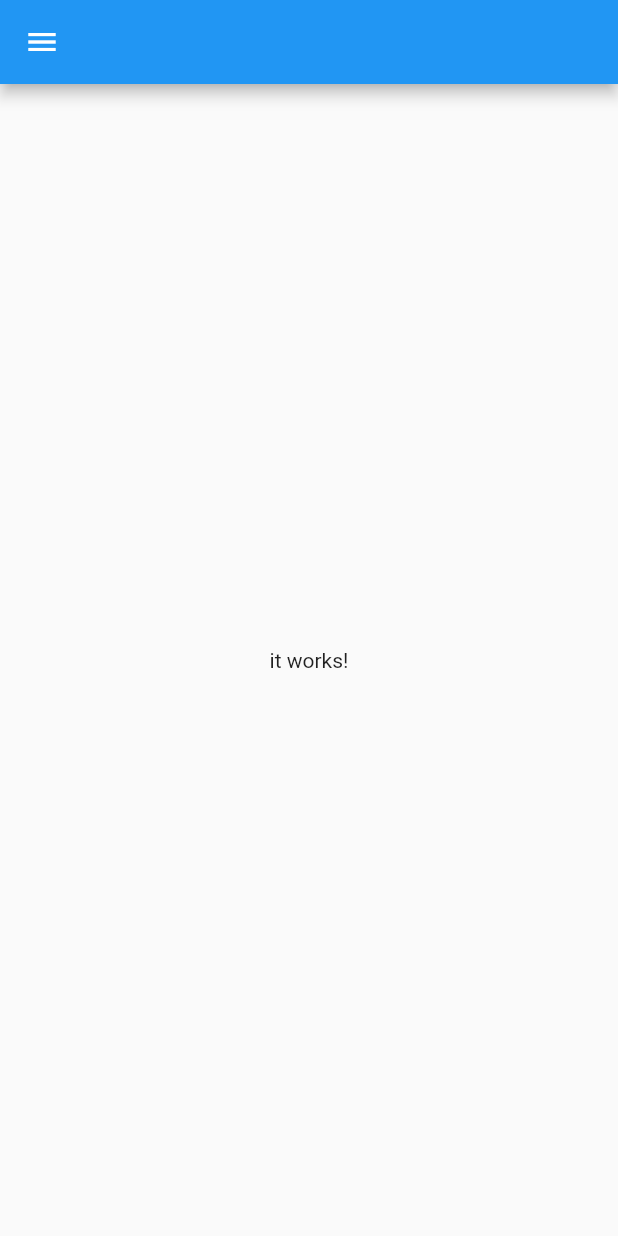
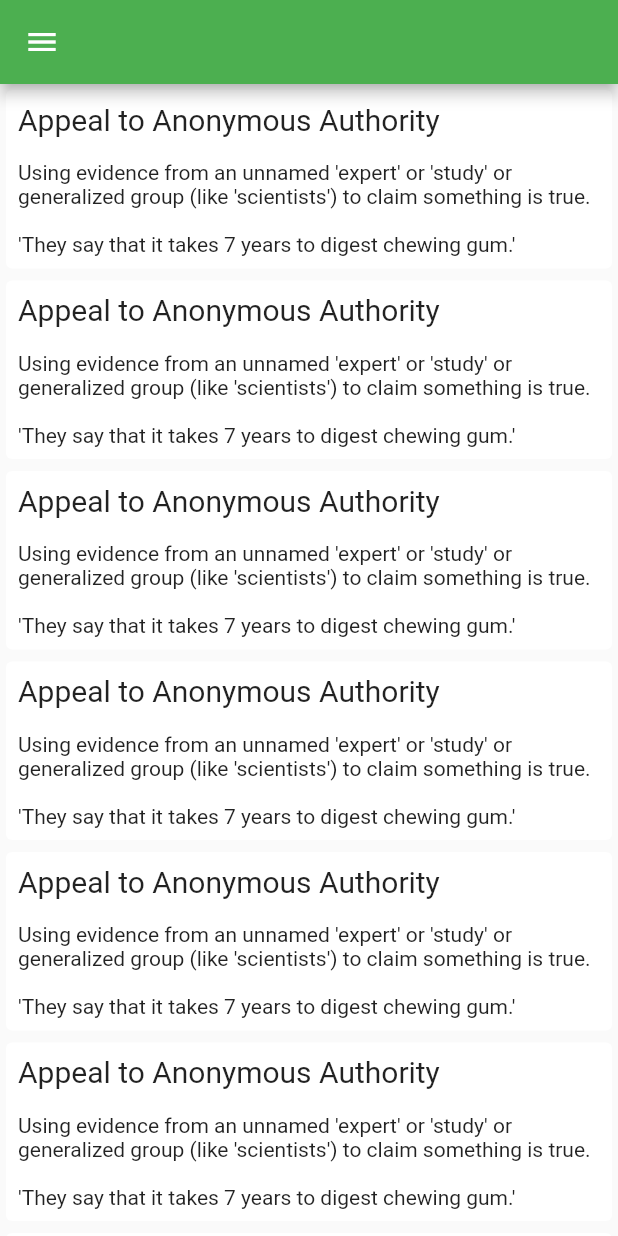
Before and after one commit to LukeStonehm/LogicalDefence, a Flutter app: the screen it shows after launch, on a phone screen of 412 x 824 dp. Run offline on Flutter 3.47's test engine with Material 2 defaults, Android fonts, the phone set to English and light mode, and no system bars; our stand-ins replace get.

Commit message:
* base setup of a card widget

```diff
--- a/lib/main.dart
+++ b/lib/main.dart
@@ -31,15 +31,18 @@
   Widget build(BuildContext context) {
     return GetMaterialApp(
       title: 'Logical Defence',
-        themeMode: ThemeMode.dark,
       translations: AppTranslations(),
       locale: locale,
       initialRoute: "/",
       getPages: AppRoutes.routes,
       // todo sort out theme
-        theme: ThemeData(
-            // colorScheme: const ColorScheme.dark(
-            //   primary: Colors.white,
+      themeMode: ThemeMode.system,
+      theme: ThemeData.light().copyWith(
+          primaryColor: Colors.green,
+          colorScheme: const ColorScheme.light()
+              .copyWith(primary: Colors.green, secondary: Colors.white)
+          // colorScheme: const ColorScheme.light().copyWith(
+          //   primary: Colors.green,
           //   secondary: Colors.white,
           // ),
           // primaryIconTheme: IconTheme.of(context).copyWith(color: Colors.white),
@@ -64,6 +67,11 @@
           //     const TextSelectionThemeData(cursorColor: Colors.white),
           // textTheme: const TextTheme(subtitle1: TextStyle(color: Colors.white)),
           // scaffoldBackgroundColor: const Color.fromRGBO(34, 37, 43, 1)
-            ));
+          ),
+      darkTheme: ThemeData.dark().copyWith(
+          primaryColor: Colors.green,
+          colorScheme: const ColorScheme.dark()
+              .copyWith(primary: Colors.green, secondary: Colors.white)),
+    );
   }
 }
--- a/lib/pages/home.page.dart
+++ b/lib/pages/home.page.dart
@@ -1,4 +1,5 @@
 import 'package:flutter/material.dart';
+import 'package:logical_defence/widgets/widgets.dart';
 
 class HomePage extends StatelessWidget {
   const HomePage({Key? key}) : super(key: key);
@@ -6,11 +7,68 @@ class HomePage extends StatelessWidget {
   @override
   Widget build(BuildContext context) {
     return Scaffold(
-      appBar: AppBar(
+      appBar: AppBar(),
+      drawer: Text('test'),
+      body: ListView(
+        /*
+        Appeal to Anonymous Authority
 
+Using evidence from an unnamed 'expert' or 'study' or generalized group (like 'scientists') to claim something is true.
+
+'They say that it takes 7 years to digest chewing gum.'
+
+Shared From Logical Defence Application
+         */
+        children: const [
+          FallacyCard(
+              header: 'Appeal to Anonymous Authority',
+              body:
+                  "Using evidence from an unnamed 'expert' or 'study' or generalized group (like 'scientists') to claim something is true.",
+              example:
+                  "'They say that it takes 7 years to digest chewing gum.'"),
+          FallacyCard(
+              header: 'Appeal to Anonymous Authority',
+              body:
+                  "Using evidence from an unnamed 'expert' or 'study' or generalized group (like 'scientists') to claim something is true.",
+              example:
+                  "'They say that it takes 7 years to digest chewing gum.'"),
+          FallacyCard(
+              header: 'Appeal to Anonymous Authority',
+              body:
+                  "Using evidence from an unnamed 'expert' or 'study' or generalized group (like 'scientists') to claim something is true.",
+              example:
+                  "'They say that it takes 7 years to digest chewing gum.'"),
+          FallacyCard(
+              header: 'Appeal to Anonymous Authority',
+              body:
+                  "Using evidence from an unnamed 'expert' or 'study' or generalized group (like 'scientists') to claim something is true.",
+              example:
+                  "'They say that it takes 7 years to digest chewing gum.'"),
+          FallacyCard(
+              header: 'Appeal to Anonymous Authority',
+              body:
+                  "Using evidence from an unnamed 'expert' or 'study' or generalized group (like 'scientists') to claim something is true.",
+              example:
+                  "'They say that it takes 7 years to digest chewing gum.'"),
+          FallacyCard(
+              header: 'Appeal to Anonymous Authority',
+              body:
+                  "Using evidence from an unnamed 'expert' or 'study' or generalized group (like 'scientists') to claim something is true.",
+              example:
+                  "'They say that it takes 7 years to digest chewing gum.'"),FallacyCard(
+              header: 'Appeal to Anonymous Authority',
+              body:
+                  "Using evidence from an unnamed 'expert' or 'study' or generalized group (like 'scientists') to claim something is true.",
+              example:
+                  "'They say that it takes 7 years to digest chewing gum.'"),
+          FallacyCard(
+              header: 'Appeal to Anonymous Authority',
+              body:
+                  "Using evidence from an unnamed 'expert' or 'study' or generalized group (like 'scientists') to claim something is true.",
+              example:
+                  "'They say that it takes 7 years to digest chewing gum.'"),
+        ],
       ),
-      drawer: Text('test'),
-      body: Center(child: Text('it works!')),
     );
   }
 }
--- /dev/null
+++ b/lib/widgets/fallacy_card.widget.dart
@@ -0,0 +1,51 @@
+import 'package:flutter/material.dart';
+
+class FallacyCard extends StatelessWidget {
+  const FallacyCard(
+      {Key? key,
+      required this.header,
+      required this.body,
+      required this.example})
+      : super(key: key);
+
+  final String header;
+  final String body;
+  final String example;
+
+  // padding
+  static const _columnPadding = EdgeInsets.all(0);
+  static const _cardPadding = EdgeInsets.all(8.0);
+
+  // text styles
+  static const _headerTextStyle = TextStyle(fontSize: 20);
+
+  @override
+  Widget build(BuildContext context) {
+    return Card(
+      elevation: 0,
+      child: Padding(
+        padding: _columnPadding,
+        child: Column(
+          crossAxisAlignment: CrossAxisAlignment.start,
+          children: [
+            Padding(
+              padding: _cardPadding,
+              child: Text(
+                header,
+                style: _headerTextStyle,
+              ),
+            ),
+            Padding(
+              padding: _cardPadding,
+              child: Text(body),
+            ),
+            Padding(
+              padding: _cardPadding,
+              child: Text(example),
+            )
+          ],
+        ),
+      ),
+    );
+  }
+}
--- a/lib/widgets/widgets.dart
+++ b/lib/widgets/widgets.dart
@@ -0,0 +1 @@
+export 'fallacy_card.widget.dart';
```
Lines whose indentation alone changed are shown as unchanged.
